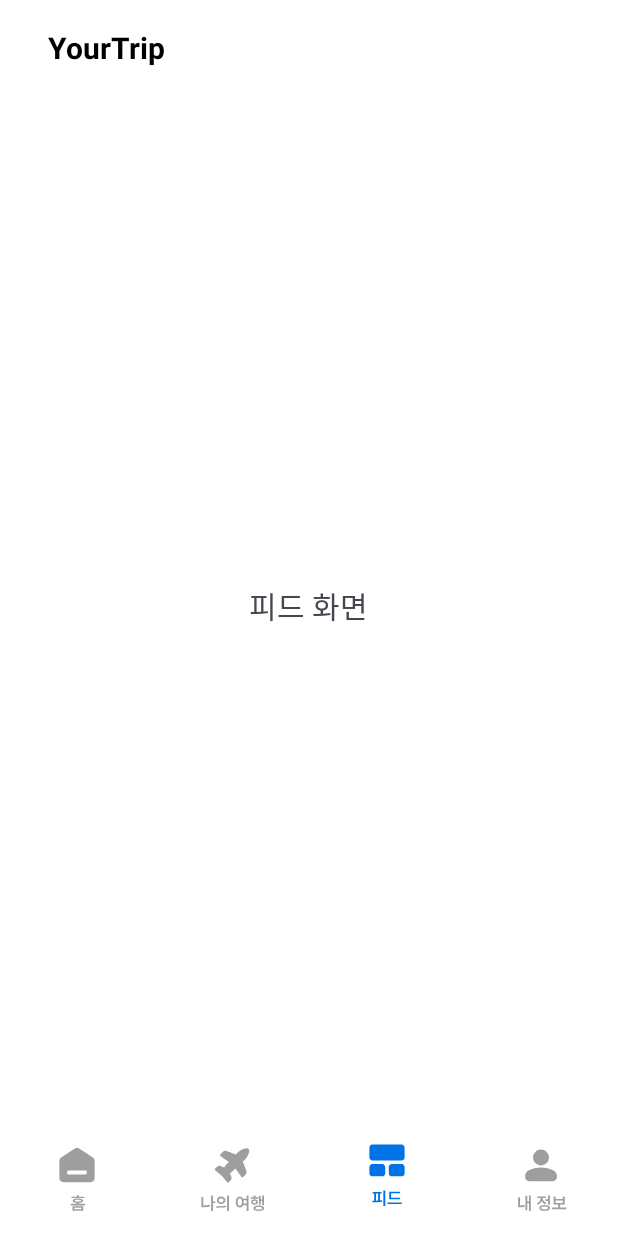
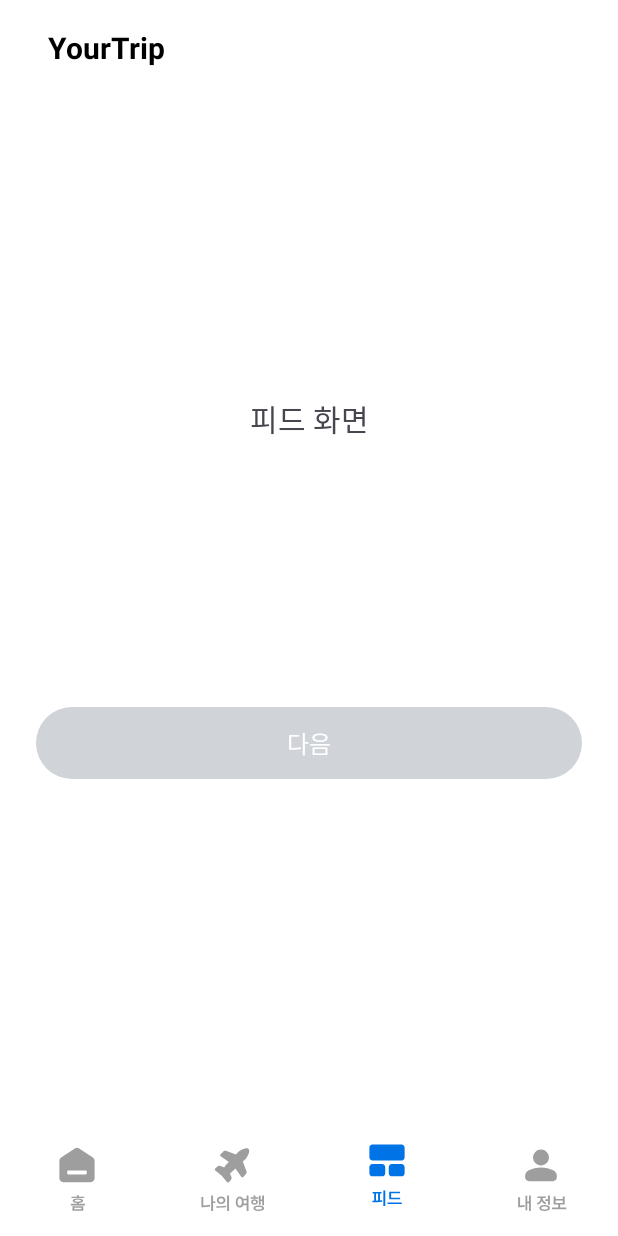
Before and after one commit to Kookmin-MoP-Yourtrip/YOURTRIP_FE, an Android app: the screen it shows after launch (MainActivity), item 3 of the bottom bar chosen, on a phone screen of 412 x 824 dp. Run offline under Robolectric (Android 15) with nearby library versions, the phone set to English and light mode, and no system bars.

Commit message:
피드 화면에 버튼 사용 예시 추가

```diff
--- a/app/src/main/java/com/example/yourtrip/feed/FeedFragment.java
+++ b/app/src/main/java/com/example/yourtrip/feed/FeedFragment.java
@@ -1,18 +1,41 @@
 package com.example.yourtrip.feed;
 
 import android.os.Bundle;
+import android.os.Handler;
 import android.view.LayoutInflater;
 import android.view.View;
 import android.view.ViewGroup;
+import android.widget.Button;
+import android.widget.Toast;
 
+import androidx.annotation.NonNull;
 import androidx.annotation.Nullable;
 import androidx.fragment.app.Fragment;
 
 import com.example.yourtrip.R;
 
 public class FeedFragment extends Fragment {
+
+    @Nullable
     @Override
-    public View onCreateView(LayoutInflater inflater, @Nullable ViewGroup container, @Nullable Bundle savedInstanceState) {
-        return inflater.inflate(R.layout.fragment_feed, container, false);
+    public View onCreateView(@NonNull LayoutInflater inflater,
+                             @Nullable ViewGroup container,
+                             @Nullable Bundle savedInstanceState) {
+        View view = inflater.inflate(R.layout.fragment_feed, container, false);
+
+        Button btnNext = view.findViewById(R.id.btnNext);
+
+        // 처음에는 비활성 상태
+        btnNext.setEnabled(false);
+
+        // 3초 뒤 활성화 예시
+        new Handler().postDelayed(() -> btnNext.setEnabled(true), 3000);
+
+        // 클릭 리스너
+        btnNext.setOnClickListener(v ->
+                Toast.makeText(getContext(), "다음 버튼 클릭됨!", Toast.LENGTH_SHORT).show()
+        );
+
+        return view;
     }
 }
--- a/app/src/main/res/layout/fragment_feed.xml
+++ b/app/src/main/res/layout/fragment_feed.xml
@@ -1,19 +1,34 @@
 <?xml version="1.0" encoding="utf-8"?>
-<androidx.constraintlayout.widget.ConstraintLayout xmlns:android="http://schemas.android.com/apk/res/android"
-    android:layout_width="match_parent"
-    android:layout_height="match_parent">
-
-    <FrameLayout xmlns:android="http://schemas.android.com/apk/res/android"
+<androidx.constraintlayout.widget.ConstraintLayout
+    xmlns:android="http://schemas.android.com/apk/res/android"
+    xmlns:app="http://schemas.android.com/apk/res-auto"
     android:layout_width="match_parent"
     android:layout_height="match_parent"
     android:background="#FFFFFF">
 
+    <!-- 피드 텍스트 -->
     <TextView
+        android:id="@+id/tvFeed"
         android:layout_width="wrap_content"
         android:layout_height="wrap_content"
         android:text="피드 화면"
         android:textSize="20sp"
-            android:layout_gravity="center"/>
-    </FrameLayout>
+        app:layout_constraintTop_toTopOf="parent"
+        app:layout_constraintStart_toStartOf="parent"
+        app:layout_constraintEnd_toEndOf="parent"
+        android:layout_marginTop="200dp"/>
+
+    <!-- 공통 버튼 -->
+    <android.widget.Button
+        android:id="@+id/btnNext"
+        style="@style/CommonButtonStyle"
+        android:text="다음"
+        app:layout_constraintTop_toBottomOf="@id/tvFeed"
+        app:layout_constraintStart_toStartOf="parent"
+        app:layout_constraintEnd_toEndOf="parent"
+        app:layout_constraintBottom_toBottomOf="parent"
+        android:layout_marginHorizontal="24dp"
+        android:layout_marginBottom="48dp"/>
+
 
 </androidx.constraintlayout.widget.ConstraintLayout>
--- a/app/src/main/res/values/styles.xml
+++ b/app/src/main/res/values/styles.xml
@@ -9,6 +9,8 @@
         <item name="android:layout_width">match_parent</item>
         <item name="android:layout_height">48dp</item>
         <item name="android:background">@drawable/bg_common_btn</item>
+        <item name="android:backgroundTint">@null</item>
+        <item name="android:backgroundTintMode">src_over</item>
         <item name="android:textColor">@android:color/white</item>
         <item name="android:textSize">16sp</item>
         <item name="android:gravity">center</item>
```
Lines whose indentation alone changed are shown as unchanged.
